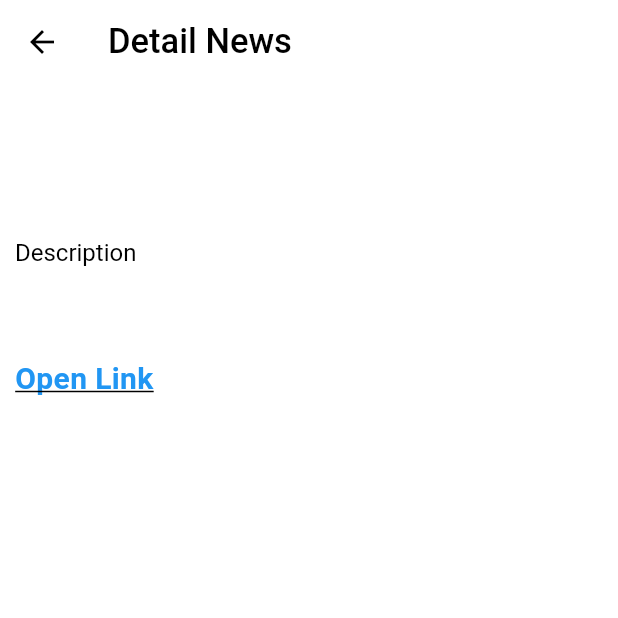
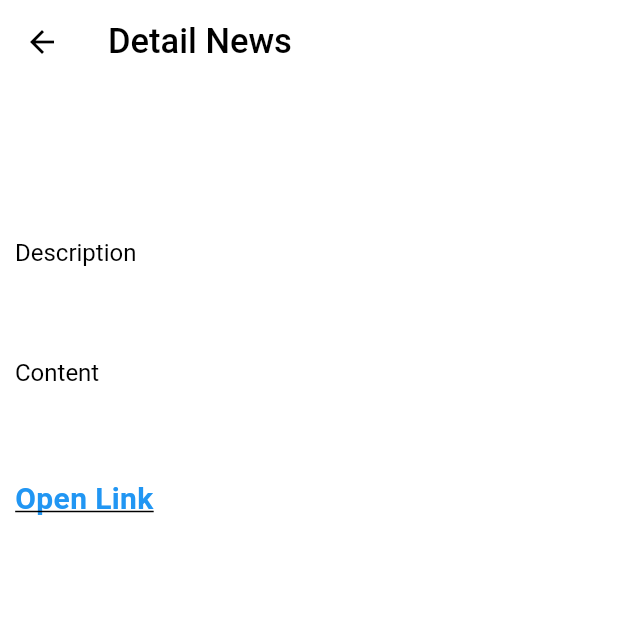
Before and after one commit to Bogdan108/flutter_news, a Flutter app: the NewsDetailPage screen opened directly with empty values, on a phone screen of 412 x 824 dp, the top half of it. Run offline on Flutter 3.47's test engine with Material 3 defaults, Android fonts, the phone set to English and light mode, and no system bars; our stand-ins replace cached_network_image, dio, equatable, flutter_bloc, internet_connection_checker, shared_preferences; accounts and stored records are empty; network calls fail.

Commit message:
add content

```diff
--- a/lib/features/data/models/news_model.dart
+++ b/lib/features/data/models/news_model.dart
@@ -6,7 +6,8 @@ class NewsModel extends NewsEntity {
       required super.description,
       required super.title,
       required super.url,
-      required super.urlToImage});
+      required super.urlToImage,
+      required super.content});
 
   factory NewsModel.fromJson(Map<String, dynamic> json) {
     return NewsModel(
@@ -15,6 +16,7 @@ class NewsModel extends NewsEntity {
       title: json['title'],
       url: json['url'],
       urlToImage: json['urlToImage'],
+      content: json['content'],
     );
   }
 
@@ -25,6 +27,7 @@ class NewsModel extends NewsEntity {
       "title": title,
       "url": url,
       "urlToImage": urlToImage,
+      "content": content,
     };
   }
 }
--- a/lib/features/domain/entities/news_entity.dart
+++ b/lib/features/domain/entities/news_entity.dart
@@ -6,13 +6,15 @@ class NewsEntity extends Equatable {
   final String description;
   final String url;
   final String urlToImage;
+  final String content;
 
   const NewsEntity(
       {required this.author,
       required this.description,
       required this.title,
       required this.url,
-      required this.urlToImage});
+      required this.urlToImage,
+      required this.content});
 
   @override
   List<Object?> get props => [author, title, description, url, urlToImage];
--- a/lib/pages/detail_page.dart
+++ b/lib/pages/detail_page.dart
@@ -50,9 +50,23 @@ class NewsDetailPage extends StatelessWidget {
                 ),
               ),
               Container(
+                padding: const EdgeInsets.fromLTRB(10, 10, 10, 5),
+                child: Text(
+                  'Content',
+                  style: theme.textTheme.headlineSmall,
+                ),
+              ),
+              Container(
+                padding: const EdgeInsets.fromLTRB(10, 5, 10, 10),
+                child: Text(
+                  news.content,
+                  style: theme.textTheme.bodyMedium,
+                ),
+              ),
+              Container(
                 padding: const EdgeInsets.all(10),
                 child: Align(
-                  alignment: Alignment.bottomLeft,
+                  alignment: Alignment.topLeft,
                   child: InkWell(
                     child: const Text(
                       'Open Link',
--- a/lib/widgets/news_card.dart
+++ b/lib/widgets/news_card.dart
@@ -40,7 +40,6 @@ class NewsCard extends StatelessWidget {
               child: Column(
                 crossAxisAlignment: CrossAxisAlignment.start,
                 children: [
-                  const SizedBox(height: 12),
                   Text(news.title, style: theme.textTheme.titleMedium),
                   const SizedBox(height: 16),
                   Text(
```
